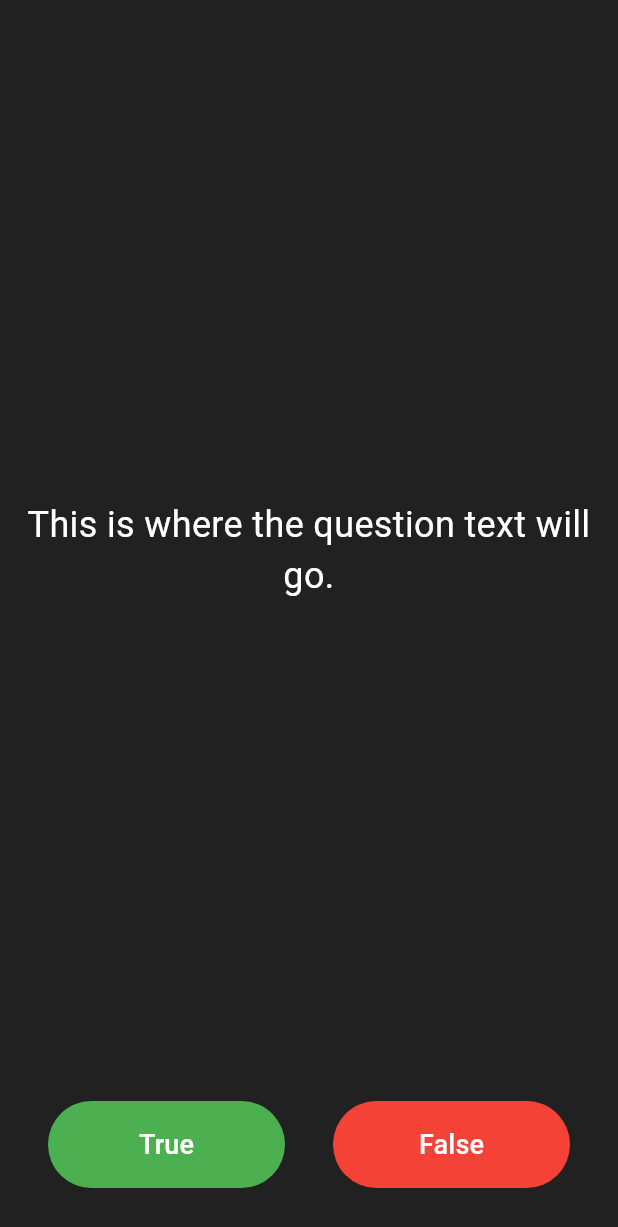
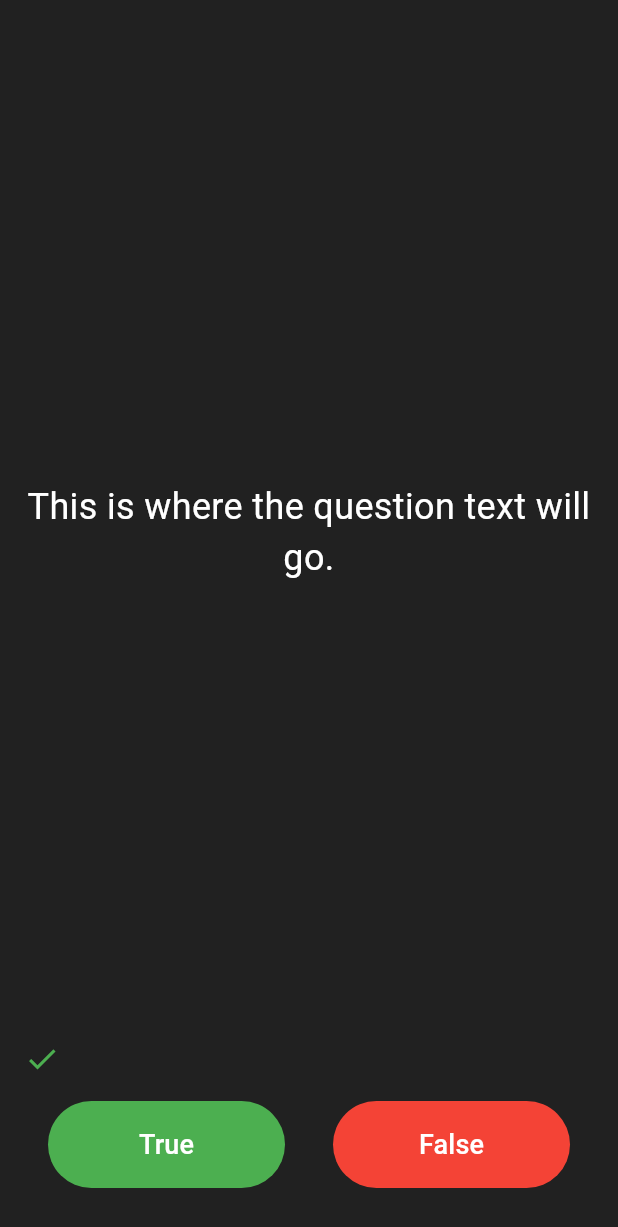
Before and after one commit to sergeyruppel/quizzy_app_flutter, a Flutter app: the screen it shows after launch, on a phone screen of 412 x 824 dp. Shown: the top 1227 px of the screen. Run offline on Flutter 3.47's test engine with Material 3 defaults, Android fonts, the phone set to English and light mode, and no system bars.

Commit message:
Scorekeeper added

```diff
--- a/lib/main.dart
+++ b/lib/main.dart
@@ -47,6 +47,15 @@
               ),
             ),
           ),
+        ),
+        //TODO: Add a Row here as your score keeper
+        Row(
+          children: [
+            Icon(
+              Icons.check,
+              color: Colors.green,
+            ),
+          ],
         ),
         Row(
           children: [
@@ -98,8 +107,6 @@
             ),
           ],
         ),
-
-        //TODO: Add a Row here as your score keeper
       ],
     );
   }
```
